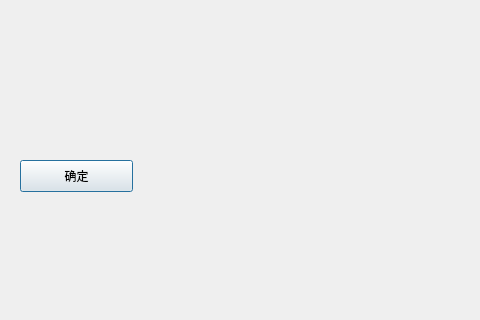
Before: the Qt Designer form UI/PredictWindow.ui in lemonhhh/Clinic_Test_Data_Software, drawn with Qt 5; both pictures show x 0 to 480 and y 280 to 600 of the 700 by 600 pixel window.
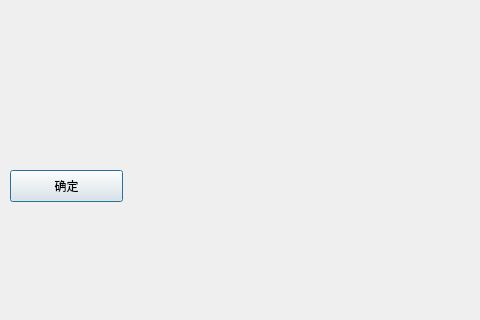
After: the same form once the commit is applied.

The edit to the form file:
```diff
--- a/UI/PredictWindow.ui
+++ b/UI/PredictWindow.ui
@@ -28,8 +28,8 @@
   <widget class="QPushButton" name="btn_exam">
    <property name="geometry">
     <rect>
-     <x>20</x>
-     <y>440</y>
+     <x>10</x>
+     <y>450</y>
      <width>113</width>
      <height>32</height>
     </rect>
```
